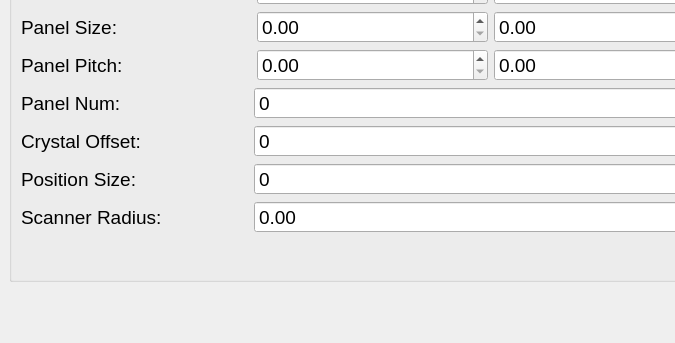
This is mainwindow.ui in DYHNoah/SystemSetting as Qt 5 draws it before an edit; both pictures show x 0 to 675 and y 435 to 778 of the 981 by 778 pixel window. The edited form follows.
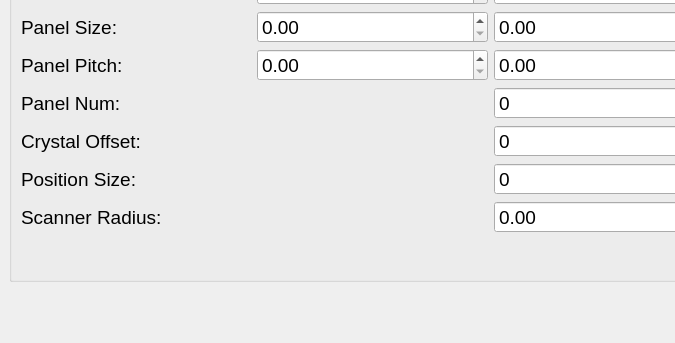
This is the edited form.

Commit message: 增加菜单栏

Diff of the .ui file:
```diff
--- a/mainwindow.ui
+++ b/mainwindow.ui
@@ -306,7 +306,7 @@
            <item>
             <widget class="QLabel" name="label_14">
              <property name="sizePolicy">
-              <sizepolicy hsizetype="Fixed" vsizetype="Preferred">
+              <sizepolicy hsizetype="Preferred" vsizetype="Preferred">
                <horstretch>0</horstretch>
                <verstretch>0</verstretch>
               </sizepolicy>
@@ -342,7 +342,7 @@
            <item>
             <widget class="QLabel" name="label_15">
              <property name="sizePolicy">
-              <sizepolicy hsizetype="Fixed" vsizetype="Preferred">
+              <sizepolicy hsizetype="Preferred" vsizetype="Preferred">
                <horstretch>0</horstretch>
                <verstretch>0</verstretch>
               </sizepolicy>
@@ -368,7 +368,7 @@
            <item>
             <widget class="QLabel" name="label_16">
              <property name="sizePolicy">
-              <sizepolicy hsizetype="Fixed" vsizetype="Preferred">
+              <sizepolicy hsizetype="Preferred" vsizetype="Preferred">
                <horstretch>0</horstretch>
                <verstretch>0</verstretch>
               </sizepolicy>
@@ -394,7 +394,7 @@
            <item>
             <widget class="QLabel" name="label_17">
              <property name="sizePolicy">
-              <sizepolicy hsizetype="Fixed" vsizetype="Preferred">
+              <sizepolicy hsizetype="Preferred" vsizetype="Preferred">
                <horstretch>0</horstretch>
                <verstretch>0</verstretch>
               </sizepolicy>
```
Left out of the diff: 16 changed lines with no effect on the pictures.
